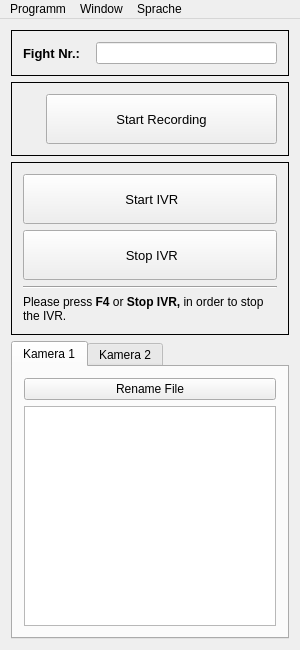
Before: the Qt Designer form resource/recordwindow.ui in christopherK192/RecordWindow, drawn with Qt 5.
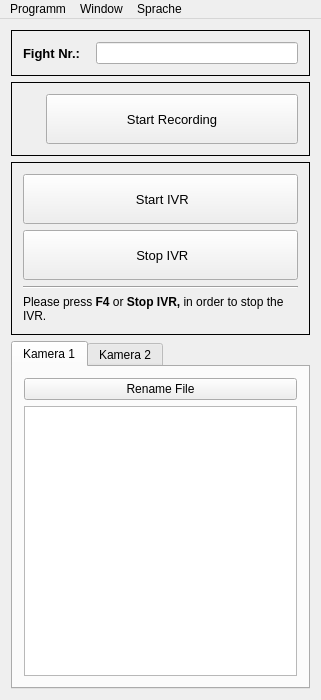
After: the same form once the commit is applied. Icons and pictures are not drawn.

Patch:
```diff
--- a/resource/recordwindow.ui
+++ b/resource/recordwindow.ui
@@ -6,8 +6,8 @@
    <rect>
     <x>0</x>
     <y>0</y>
-    <width>300</width>
-    <height>650</height>
+    <width>321</width>
+    <height>700</height>
    </rect>
   </property>
   <property name="sizePolicy">
@@ -319,8 +319,8 @@
     <rect>
      <x>0</x>
      <y>0</y>
-     <width>300</width>
-     <height>21</height>
+     <width>321</width>
+     <height>26</height>
     </rect>
    </property>
    <widget class="QMenu" name="menuDatei">
```
